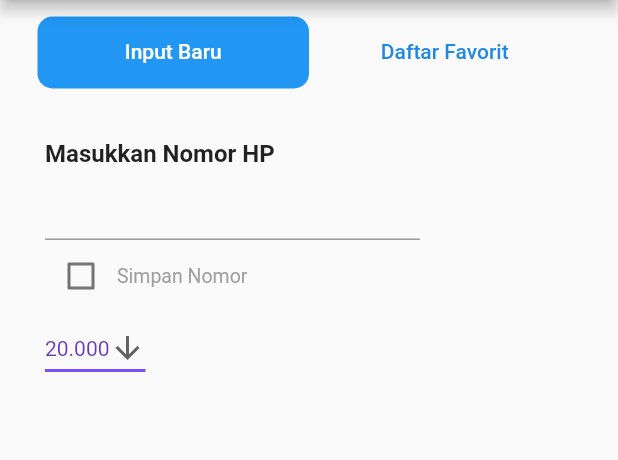
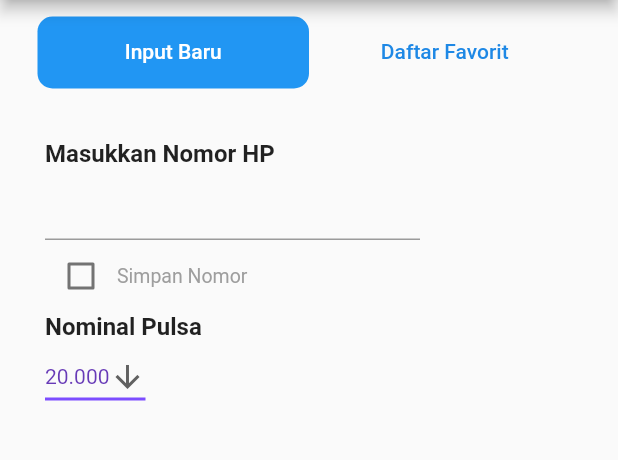
Before and after one commit to idhamramadito/robotbiru, a Flutter app: the PulsaPage screen opened by its route, on a phone screen of 412 x 824 dp, the part 84-544 px from its top. Run offline on Flutter 3.47's test engine with Material 2 defaults, Android fonts, the phone set to English and light mode, and no system bars; our stand-ins replace buttons_tabbar, modal_bottom_sheet.

Commit message:
Modular Pulsa Page

```diff
--- /dev/null
+++ b/homepage/lib/pages/submenu/pulsa/components/daftar_favorit.dart
@@ -0,0 +1,19 @@
+import 'package:buttons_tabbar/buttons_tabbar.dart';
+import 'package:flutter/material.dart';
+import 'package:flutter/services.dart';
+
+class daftarFavorit extends StatefulWidget {
+  daftarFavorit({Key key}) : super(key: key);
+
+  @override
+  _daftarFavoritState createState() => _daftarFavoritState();
+}
+
+class _daftarFavoritState extends State<daftarFavorit> {
+  @override
+  Widget build(BuildContext context) {
+    return Container(
+      child: Text('Daftar Favorit'),
+    );
+  }
+}
--- /dev/null
+++ b/homepage/lib/pages/submenu/pulsa/components/input_baru.dart
@@ -0,0 +1,99 @@
+import 'package:buttons_tabbar/buttons_tabbar.dart';
+import 'package:flutter/material.dart';
+import 'package:flutter/services.dart';
+
+class inputBaru extends StatefulWidget {
+  inputBaru({Key key}) : super(key: key);
+
+  @override
+  _inputBaruState createState() => _inputBaruState();
+}
+
+class _inputBaruState extends State<inputBaru> {
+  bool rememberMe = false;
+  String defvalue = "20.000";
+
+  void _onRememberMeChanged(bool newValue) => setState(() {
+        rememberMe = newValue;
+        if (rememberMe) {
+          // TODO: Here goes your functionality that remembers the user.
+        } else {
+          // TODO: Forget the user
+        }
+      });
+
+  @override
+  Widget build(BuildContext context) {
+    return SingleChildScrollView(
+      padding: EdgeInsets.all(5),
+      child: Column(
+        mainAxisAlignment: MainAxisAlignment.start,
+        children: [
+          Row(children: <Widget>[
+            Text(
+              "Masukkan Nomor HP",
+              style: TextStyle(fontSize: 16, fontWeight: FontWeight.bold),
+            ),
+          ]),
+          Row(children: <Widget>[
+            Container(
+              width: 250,
+              child: TextField(
+                keyboardType: TextInputType.number,
+              ),
+            ),
+          ]),
+          Row(
+            children: [
+              Checkbox(value: rememberMe, onChanged: _onRememberMeChanged),
+              Text("Simpan Nomor",
+                  style: TextStyle(
+                    fontSize: 13,
+                    fontWeight: FontWeight.normal,
+                    color: Colors.grey,
+                  )),
+            ],
+          ),
+          Row(
+            children: [
+              Text(
+                "Nominal Pulsa",
+                style: TextStyle(fontSize: 16, fontWeight: FontWeight.bold),
+              )
+            ],
+          ),
+          Row(
+            children: [
+              DropdownButton<String>(
+                value: defvalue,
+                icon: Icon(Icons.arrow_downward),
+                iconSize: 24,
+                elevation: 16,
+                style: TextStyle(color: Colors.deepPurple),
+                underline: Container(
+                  height: 2,
+                  color: Colors.deepPurpleAccent,
+                ),
+                onChanged: (String newValue) {
+                  setState(() {
+                    defvalue = newValue;
+                  });
+                },
+                items: <String>['20.000', '25.000', '35.000', '50.000']
+                    .map<DropdownMenuItem<String>>((String value) {
+                  return DropdownMenuItem<String>(
+                    value: value,
+                    child: Text(value),
+                  );
+                }).toList(),
+              )
+            ],
+          ),
+          Row(
+            children: [],
+          )
+        ],
+      ),
+    );
+  }
+}
--- a/homepage/lib/pages/submenu/pulsa/pulsapage.dart
+++ b/homepage/lib/pages/submenu/pulsa/pulsapage.dart
@@ -1,6 +1,8 @@
 import 'package:buttons_tabbar/buttons_tabbar.dart';
 import 'package:flutter/material.dart';
 import 'package:flutter/services.dart';
+import './components/input_baru.dart';
+import './components/daftar_favorit.dart';
 
 class PulsaPage extends StatefulWidget {
   PulsaPage({Key key}) : super(key: key);
@@ -9,17 +11,6 @@ class PulsaPage extends StatefulWidget {
 }
 
 class _PulsaPageState extends State<PulsaPage> {
-  bool rememberMe = false;
-  String defvalue = '20.000';
-  void _onRememberMeChanged(bool newValue) => setState(() {
-        rememberMe = newValue;
-
-        if (rememberMe) {
-          // TODO: Here goes your functionality that remembers the user.
-        } else {
-          // TODO: Forget the user
-        }
-      });
   @override
   Widget build(BuildContext context) {
     return Scaffold(
@@ -51,78 +42,8 @@ class _PulsaPageState extends State<PulsaPage> {
                   padding: EdgeInsets.fromLTRB(0, 29, 0, 0),
                   child: TabBarView(
                     children: [
-                      SingleChildScrollView(
-                        padding: EdgeInsets.all(5),
-                        child: Column(
-                          mainAxisAlignment: MainAxisAlignment.start,
-                          children: [
-                            Row(children: <Widget>[
-                              Text(
-                                "Masukkan Nomor HP",
-                                style: TextStyle(
-                                    fontSize: 16, fontWeight: FontWeight.bold),
-                              ),
-                            ]),
-                            Row(children: <Widget>[
-                              Container(
-                                width: 250,
-                                child: TextField(
-                                  keyboardType: TextInputType.number,
-                                ),
-                              ),
-                            ]),
-                            Row(
-                              children: [
-                                Checkbox(
-                                    value: rememberMe,
-                                    onChanged: _onRememberMeChanged),
-                                Text("Simpan Nomor",
-                                    style: TextStyle(
-                                      fontSize: 13,
-                                      fontWeight: FontWeight.normal,
-                                      color: Colors.grey,
-                                    )),
-                              ],
-                            ),
-                            Row(
-                              children: [
-                                DropdownButton<String>(
-                                  value: defvalue,
-                                  icon: Icon(Icons.arrow_downward),
-                                  iconSize: 24,
-                                  elevation: 16,
-                                  style: TextStyle(color: Colors.deepPurple),
-                                  underline: Container(
-                                    height: 2,
-                                    color: Colors.deepPurpleAccent,
-                                  ),
-                                  onChanged: (String newValue) {
-                                    setState(() {
-                                      defvalue = newValue;
-                                    });
-                                  },
-                                  items: <String>[
-                                    '20.000',
-                                    '25.000',
-                                    '35.000',
-                                    '50.000'
-                                  ].map<DropdownMenuItem<String>>(
-                                      (String value) {
-                                    return DropdownMenuItem<String>(
-                                      value: value,
-                                      child: Text(value),
-                                    );
-                                  }).toList(),
-                                )
-                              ],
-                            ),
-                            Row(
-                              children: [],
-                            )
-                          ],
-                        ),
-                      ),
-                      Text("Daftar Favorit"),
+                      inputBaru(),
+                      daftarFavorit(),
                     ],
                   ),
                 )),
```
